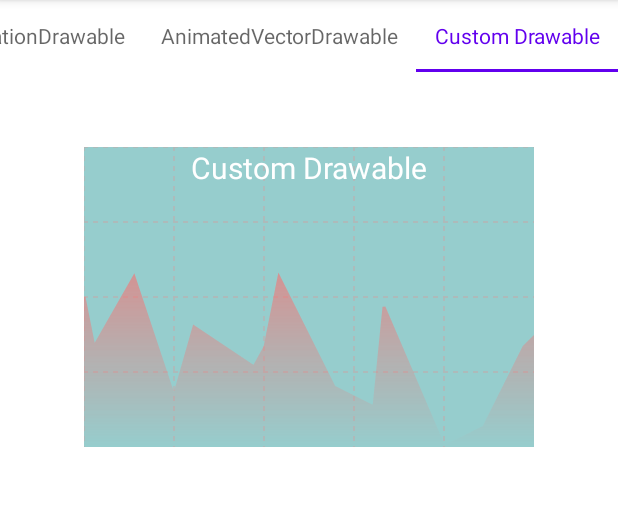
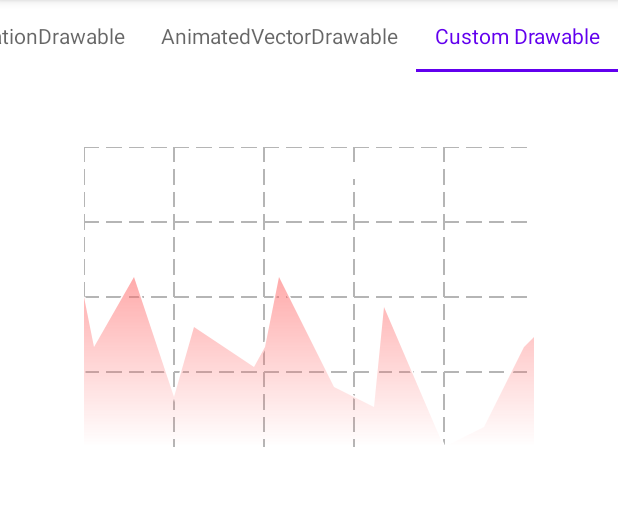
Before and after one commit to JereChen11/Drawable_Learning, an Android app: the screen it shows after launch (MainActivity), on a phone screen of 412 x 824 dp, the part 84-590 px from its top. Run offline under Robolectric (Android 15) with nearby library versions, the phone set to English and light mode, and no system bars.

Commit message:
modify the custom drawable line chart

```diff
--- a/app/src/main/java/com/drawable/learning/MainActivity.kt
+++ b/app/src/main/java/com/drawable/learning/MainActivity.kt
@@ -5,7 +5,7 @@ import androidx.appcompat.app.AppCompatActivity
 import androidx.fragment.app.Fragment
 import androidx.fragment.app.FragmentActivity
 import androidx.viewpager2.adapter.FragmentStateAdapter
-import com.drawable.learning.custom.CustomDrawableFragment
+import com.drawable.learning.custom.line_chart.LineChartFragment
 import com.drawable.learning.databinding.ActivityMainBinding
 import com.google.android.material.tabs.TabLayoutMediator
 
@@ -69,7 +69,7 @@ class MainActivity : AppCompatActivity() {
                     getString(R.string.clip_drawable) -> ClipDrawableFragment()
                     getString(R.string.animation_drawable) -> AnimationDrawableFragment()
                     getString(R.string.animated_vector_drawable) -> AnimatedVectorDrawableFragment()
-                    else -> CustomDrawableFragment()
+                    else -> LineChartFragment()
                 }
             }
 
--- a/app/src/main/java/com/drawable/learning/custom/MyChartView.kt
+++ b/app/src/main/java/com/drawable/learning/custom/MyChartView.kt
@@ -4,6 +4,7 @@ import android.content.Context
 import android.graphics.Canvas
 import android.util.AttributeSet
 import android.view.View
+import com.drawable.learning.custom.line_chart.BgGridDrawable
 
 class MyChartView(context: Context, attributeSet: AttributeSet?, defStyleAttr: Int) :
     View(context, attributeSet, defStyleAttr) {
@@ -11,7 +12,8 @@ class MyChartView(context: Context, attributeSet: AttributeSet?, defStyleAttr: I
     constructor(context: Context) : this(context, null, 0)
     constructor(context: Context, attributeSet: AttributeSet?) : this(context, attributeSet, 0)
 
-    private val bgDrawable = BgDrawable()
+    private val bgDrawable =
+        BgGridDrawable()
 
     override fun onDraw(canvas: Canvas) {
         super.onDraw(canvas)
--- a/app/src/main/java/com/drawable/learning/custom/BgDrawable.kt
+++ b/app/src/main/java/com/drawable/learning/custom/line_chart/BgGridDrawable.kt
@@ -1,28 +1,38 @@
-package com.drawable.learning.custom
+package com.drawable.learning.custom.line_chart
 
 import android.graphics.*
 import android.graphics.drawable.Drawable
 import com.drawable.learning.px
 
-class BgDrawable : Drawable() {
+/**
+ * @author jere
+ *
+ * Draws a mesh dotted background
+ */
+class BgGridDrawable : Drawable() {
     private val lineCount = 4
     private val columnCount = 5
+    private val path: Path = Path()
 
     private val paint = Paint(Paint.ANTI_ALIAS_FLAG).apply {
         style = Paint.Style.STROKE
         strokeWidth = 1f.px
         color = Color.parseColor("#B5B5B5")
-        pathEffect = DashPathEffect(floatArrayOf(5f, 5f, 5f, 5f), 1f)
+        pathEffect = DashPathEffect(floatArrayOf(10f.px, 5f.px), 0f)
     }
 
     override fun draw(canvas: Canvas) {
         for (i in 0 until lineCount) {
             val y = (bounds.top + bounds.height() / lineCount * i).toFloat()
-            canvas.drawLine(bounds.left.toFloat(), y, bounds.right.toFloat(), y, paint)
+            path.moveTo(bounds.left.toFloat(), y)
+            path.lineTo(bounds.right.toFloat(), y)
+            canvas.drawPath(path, paint)
         }
         for (i in 0 until columnCount) {
             val x = (bounds.left + bounds.width() / columnCount * i).toFloat()
-            canvas.drawLine(x, bounds.top.toFloat(), x, bounds.bottom.toFloat(), paint)
+            path.moveTo(x, bounds.top.toFloat())
+            path.lineTo(x, bounds.bottom.toFloat())
+            canvas.drawPath(path, paint)
         }
     }
 
--- a/app/src/main/java/com/drawable/learning/custom/CustomDrawableFragment.kt
+++ b/app/src/main/java/com/drawable/learning/custom/line_chart/LineChartFragment.kt
@@ -1,12 +1,17 @@
-package com.drawable.learning.custom
+package com.drawable.learning.custom.line_chart
 
 import android.graphics.*
 import android.graphics.drawable.Drawable
 import com.drawable.learning.BaseFragment
-import com.drawable.learning.databinding.FragmentCustomDrawableBinding
+import com.drawable.learning.databinding.FragmentLineChartBinding
 import com.drawable.learning.px
 
-class CustomDrawableFragment : BaseFragment<FragmentCustomDrawableBinding>() {
+/**
+ * @author jere
+ *
+ * drawing line chart
+ */
+class LineChartFragment : BaseFragment<FragmentLineChartBinding>() {
     override fun initView() {
         binding.customDrawableTv.apply {
             background = MyDrawable()
@@ -14,7 +19,7 @@ class CustomDrawableFragment : BaseFragment<FragmentCustomDrawableBinding>() {
     }
 
     class MyDrawable : Drawable() {
-        private val bgDrawable = BgDrawable()
+        private val bgDrawable = BgGridDrawable()
 
         private val paint = Paint(Paint.ANTI_ALIAS_FLAG).apply {
             style = Paint.Style.FILL
@@ -35,6 +40,7 @@ class CustomDrawableFragment : BaseFragment<FragmentCustomDrawableBinding>() {
             bgDrawable.bounds = bounds
             bgDrawable.draw(canvas)
 
+            //hard code the points of the line chart
             val path = Path().apply {
                 moveTo(bounds.left.toFloat(), bounds.bottom.toFloat())
                 lineTo(bounds.left.toFloat(), 150f)
@@ -56,10 +62,17 @@ class CustomDrawableFragment : BaseFragment<FragmentCustomDrawableBinding>() {
                 lineTo(bounds.right.toFloat(), 320f)
                 lineTo(bounds.right.toFloat(), bounds.bottom.toFloat())
             }
+            paint.apply {
+                style = Paint.Style.STROKE
+                strokeWidth = 2f.px
+                color = Color.WHITE
+            }
+            canvas.drawPath(path, paint)
+
+            //draw the shader for path
             path.close()
             paint.apply {
-                style = Paint.Style.FILL_AND_STROKE
-                strokeWidth = 2f.px
+                style = Paint.Style.FILL
                 shader = LinearGradient(
                     bounds.left.toFloat(), bounds.top.toFloat(),
                     bounds.left.toFloat(), bounds.bottom.toFloat(),
--- a/app/src/main/res/layout/fragment_custom_drawable.xml
+++ b/app/src/main/res/layout/fragment_line_chart.xml
@@ -4,7 +4,7 @@
     xmlns:tools="http://schemas.android.com/tools"
     android:layout_width="match_parent"
     android:layout_height="match_parent"
-    tools:context=".custom.CustomDrawableFragment">
+    tools:context=".custom.line_chart.LineChartFragment">
 
     <TextView
         android:id="@+id/customDrawableTv"
@@ -13,7 +13,7 @@
         android:layout_gravity="center_horizontal"
         android:layout_marginTop="50dp"
         android:gravity="center_horizontal"
-        android:text="@string/custom_drawable"
+        android:text="@string/line_chart"
         android:textColor="@color/white"
         android:textSize="20sp"
         app:layout_constraintEnd_toEndOf="parent"
--- a/app/src/main/res/values/strings.xml
+++ b/app/src/main/res/values/strings.xml
@@ -16,6 +16,7 @@
     <string name="inset_drawable">InsetDrawable</string>
     <string name="clip_drawable">ClipDrawable</string>
     <string name="custom_drawable">Custom Drawable</string>
+    <string name="line_chart">Line Chart</string>
 
     <string name="click_the_image">Click the image to see the effect</string>
 
```
Also changed, not shown: app/src/main/res/drawable/shape_line_drawable.xml (added, +9 -0 lines), app/src/main/res/drawable/shape_ring_drawable.xml (added, +14 -0 lines).
